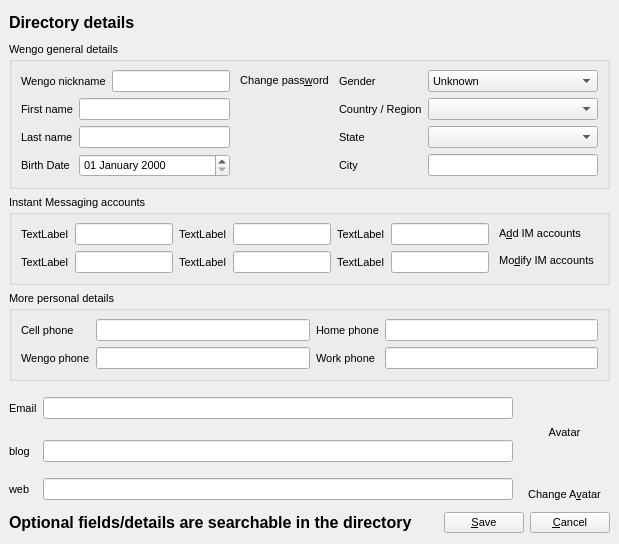
Old version of the form wengophone/src/presentation/qt/login/profileWindow.ui in the repository tkrotoff/WengoPhone.
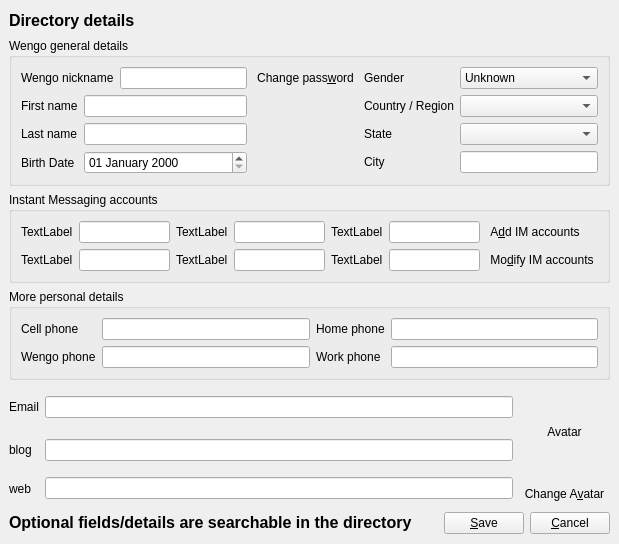
New version of the form.

```diff
--- a/wengophone/src/presentation/qt/login/profileWindow.ui
+++ b/wengophone/src/presentation/qt/login/profileWindow.ui
@@ -12,17 +12,6 @@
     <height>544</height>
    </rect>
   </property>
-  <property name="font" >
-   <font>
-    <family>MS Shell Dlg</family>
-    <pointsize>8</pointsize>
-    <weight>50</weight>
-    <italic>false</italic>
-    <bold>false</bold>
-    <underline>false</underline>
-    <strikeout>false</strikeout>
-   </font>
-  </property>
   <property name="windowTitle" >
    <string>Wengophone Profile</string>
   </property>
```
